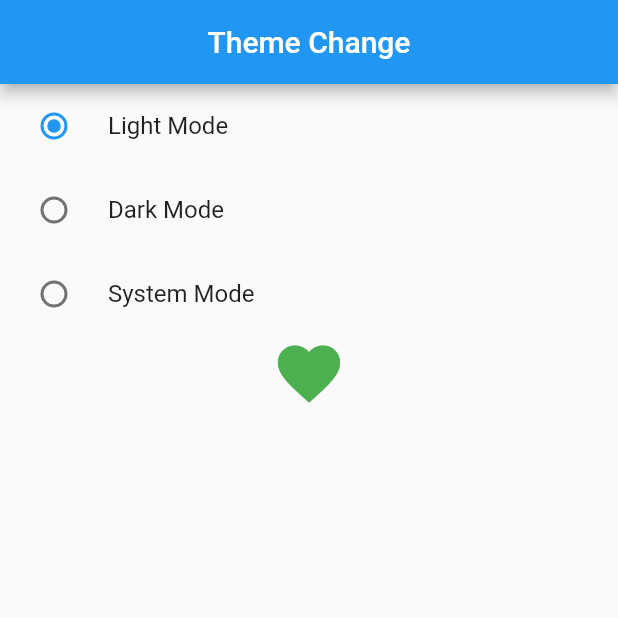
After one commit to HaxOfficial/flutter_provider, a Flutter app: the screen it shows after launch, after a tap on "Light Mode", on a phone screen of 412 x 824 dp, the top half of it. The commit adds this screen. Run offline on Flutter 3.47's test engine with Material 2 defaults, Android fonts, the phone set to English and light mode, and no system bars.

Commit message:
Flutter Multiple Provider with Theme Change

```diff
--- /dev/null
+++ b/lib/Provider/theme_changer_provider.dart
@@ -0,0 +1,15 @@
+import 'package:flutter/foundation.dart';
+import 'package:flutter/material.dart';
+
+class ThemeChanger with ChangeNotifier {
+
+  var _themeMode = ThemeMode.light;
+
+  ThemeMode get themeMode => _themeMode;
+
+  void setTheme(themeMode) {
+    _themeMode = themeMode;
+    notifyListeners();
+  }
+
+}
--- /dev/null
+++ b/lib/Screens/dark_theme.dart
@@ -0,0 +1,50 @@
+import 'package:flutter/material.dart';
+import 'package:provider/provider.dart';
+
+import '../Provider/theme_changer_provider.dart';
+
+class DarkThemeScreen extends StatefulWidget {
+  const DarkThemeScreen({super.key});
+
+  @override
+  State<DarkThemeScreen> createState() => _DarkThemeScreenState();
+}
+
+class _DarkThemeScreenState extends State<DarkThemeScreen> {
+  @override
+  Widget build(BuildContext context) {
+    final themeChanger = Provider.of<ThemeChanger>(context);
+    return Scaffold(
+      appBar: AppBar(
+        title: Text("Theme Change"),
+        centerTitle: true,
+      ),
+      body: Column(
+        children: [
+          RadioListTile<ThemeMode>(
+            title: Text("Light Mode"),
+              value: ThemeMode.light,
+              groupValue: themeChanger.themeMode,
+              onChanged: themeChanger.setTheme
+          ),
+
+          RadioListTile<ThemeMode>(
+              title: Text("Dark Mode"),
+              value: ThemeMode.dark,
+              groupValue: themeChanger.themeMode,
+              onChanged: themeChanger.setTheme
+          ),
+
+          RadioListTile<ThemeMode>(
+              title: Text("System Mode"),
+              value: ThemeMode.system,
+              groupValue: themeChanger.themeMode,
+              onChanged: themeChanger.setTheme
+          ),
+
+          Icon(Icons.favorite, size: 50,)
+        ],
+      ),
+    );
+  }
+}
--- a/lib/main.dart
+++ b/lib/main.dart
@@ -7,6 +7,8 @@ import 'package:flutter_provider/Screens/favourite/favourite_screen.dart';
 import 'package:provider/provider.dart';
 
 import 'Provider/count_provider.dart';
+import 'Provider/theme_changer_provider.dart';
+import 'Screens/dark_theme.dart';
 
 void main() {
   runApp(const MyApp());
@@ -32,6 +34,7 @@ class MyApp extends StatelessWidget {
     //   ),
     // );
 
+    // final themeChanger = Provider.of<ThemeChanger>(context);
 
     // Todo : This is for Multi Provider
     return MultiProvider(
@@ -39,15 +42,30 @@ class MyApp extends StatelessWidget {
           ChangeNotifierProvider(create: (_) => CountProvider()),
           ChangeNotifierProvider(create: (_) => ExampleOneProvider()),
           ChangeNotifierProvider(create: (_) => FavouriteItemProvider()),
-
+          ChangeNotifierProvider(create: (_) => ThemeChanger()),
         ],
-      child: MaterialApp(
+        child: Builder(
+          builder: (BuildContext context) {
+            final themeChanger = Provider.of<ThemeChanger>(context);
+            return MaterialApp(
               title: 'Flutter Demo',
+              themeMode: themeChanger.themeMode,
               debugShowCheckedModeBanner: false,
-        theme: ThemeData(),
-        home: const FavouriteScreen(),
+              theme: ThemeData(
+                  brightness: Brightness.light,
+                  primarySwatch: Colors.blue,
+                  iconTheme: IconThemeData(color: Colors.green)),
+              darkTheme: ThemeData(
+                brightness: Brightness.dark,
+                iconTheme: IconThemeData(color: Colors.pink),
+                appBarTheme: AppBarTheme(
+                  backgroundColor: Colors.teal
+                )
               ),
+              home: const DarkThemeScreen(),
             );
+          },
+        ));
 
     // return MaterialApp(
     //   title: 'Flutter Demo',
```
Lines whose indentation alone changed are shown as unchanged.
